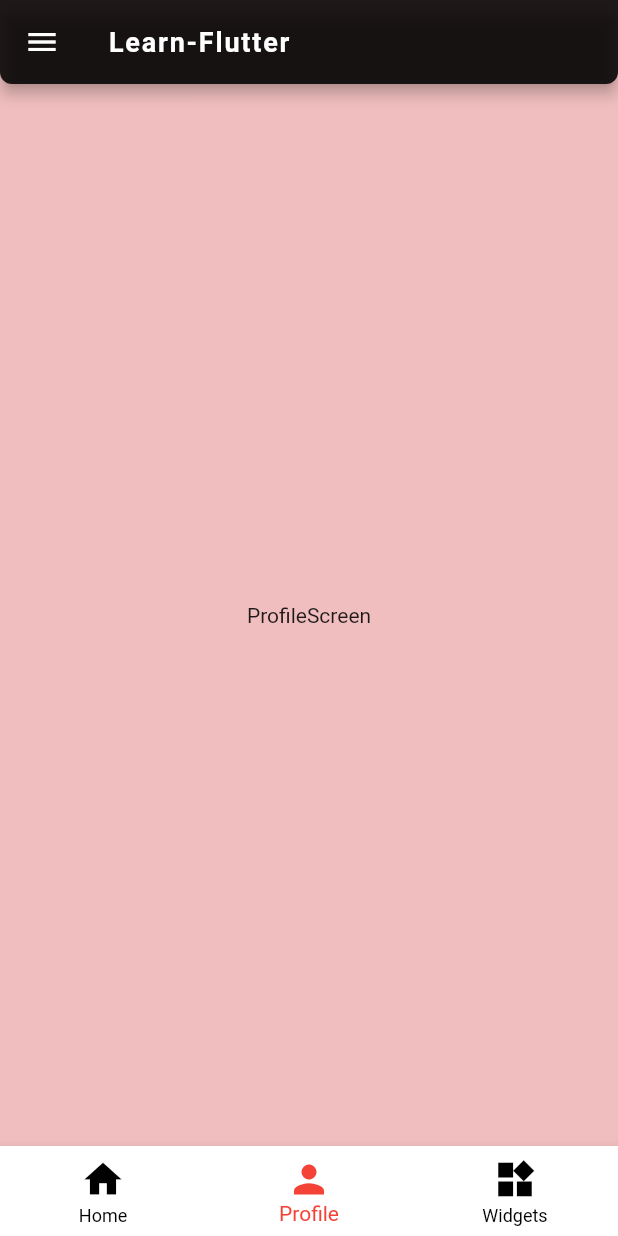
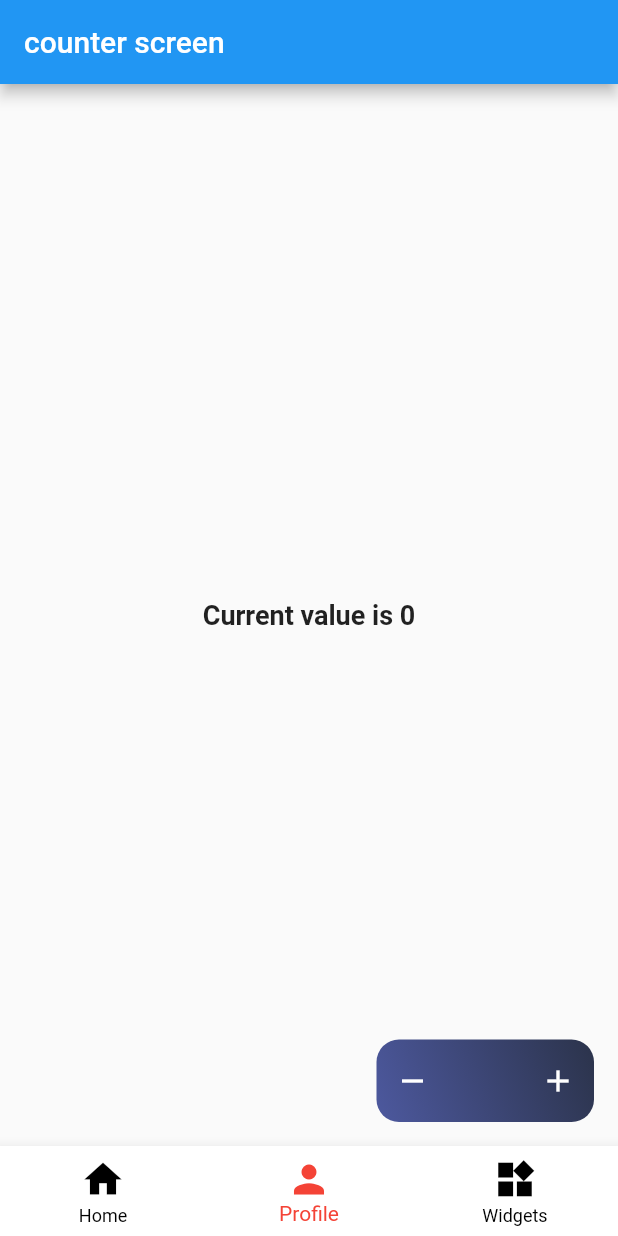
Before and after one commit to nikitapandey196/learn_flutter, a Flutter app: the screen it shows after launch, on a phone screen of 412 x 824 dp. Run offline on Flutter 3.47's test engine with Material 2 defaults, Android fonts, the phone set to English and light mode, and no system bars.

Commit message:
floating_action_button

```diff
--- a/lib/screens/app_screen.dart
+++ b/lib/screens/app_screen.dart
@@ -43,7 +43,7 @@ List<dynamic> screens=[
                 icon: Icon(Icons.widgets), label: "Widgets"),
           ]),
       backgroundColor: Color.fromARGB(255, 240, 190, 190),
-      appBar: customAppBar("Learn-Flutter"),
+     // appBar: customAppBar("Learn-Flutter"),
       body:screens[currentscreen],
     );
 
--- a/lib/screens/home.dart
+++ b/lib/screens/home.dart
@@ -6,6 +6,11 @@ class HomeScreen extends StatelessWidget {
 
   @override
   Widget build(BuildContext context) {
-    return Center(child: Text("HomeScreen"));
-  }
+    return Scaffold(
+      body: Center(
+        child: Text('Home'),
+      ),
+    );
+
+    }
 }
--- a/lib/screens/profile.dart
+++ b/lib/screens/profile.dart
@@ -1,10 +1,69 @@
 import 'package:flutter/material.dart';
 
-class ProfileScreen extends StatelessWidget {
-  const ProfileScreen({super.key});
+class ProfileScreen extends StatefulWidget {
+  ProfileScreen({super.key});
+
+  @override
+  State<ProfileScreen> createState() => _ProfileScreenState();
+}
+
+class _ProfileScreenState extends State<ProfileScreen> {
+  int value=0;
+  void increaseMyValue(){
+     setState(() {
+            value++;
+          });
+  }
+
+   void decreaseMyValue(){
+    if(value>0){
+       setState(() {
+            value--;
+          });
+    }
+
+  }
 
   @override
   Widget build(BuildContext context) {
-    return  Center(child: Text("ProfileScreen"));;
+    // print("UI rebuilding with value = $value");
+    return   Scaffold(
+      appBar: AppBar(
+        title: Text("counter screen"),
+      ),
+      body: Center(
+        child: Text('Current value is $value',style: TextStyle(
+          fontSize: 18,fontWeight: FontWeight.bold        ),),
+      ),
+      // floatingActionButtonLocation: FloatingActionButtonLocation.miniEndTop,
+      floatingActionButton:  Container(
+        height: 55,
+        width: 145,
+        decoration: BoxDecoration(
+          gradient: const LinearGradient(
+            colors: [
+              Color(0xfb283048),
+              Color(0xfb4a569d),
+            ],
+            begin: Alignment.topRight,
+            end: Alignment.bottomLeft
+          ) ,
+          borderRadius: BorderRadius.circular(15)
+        ),
+        child: Row(
+          mainAxisAlignment: MainAxisAlignment.spaceBetween,
+          children: [
+           IconButton(onPressed: decreaseMyValue,
+           icon: const Icon(Icons.remove),
+           color: Colors.white,
+           ),
+           IconButton(onPressed: increaseMyValue,
+            icon: const Icon(Icons.add),
+           color: Colors.white,
+           )
+          ],
+        ),
+      )
+    );
   }
 }
--- a/lib/screens/widgets.dart
+++ b/lib/screens/widgets.dart
@@ -5,6 +5,10 @@ class WidgetScreen extends StatelessWidget {
 
   @override
   Widget build(BuildContext context) {
-    return  Center(child: Text("WidgetScreen"));;
+    return   Scaffold(
+      body: Center(
+        child: Text('Widget'),
+      ),
+    );
   }
 }
```
